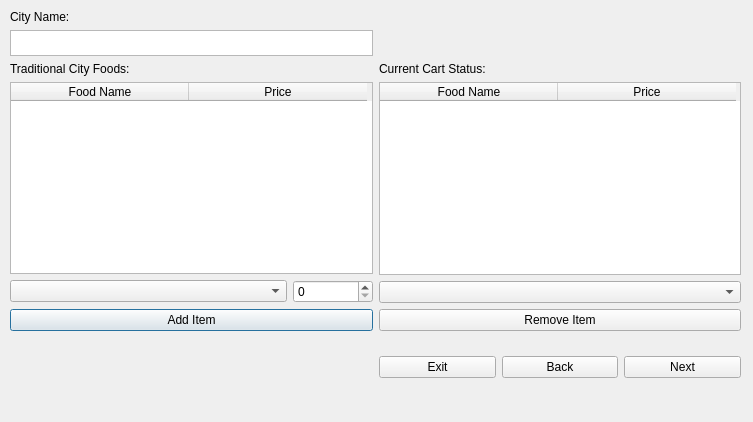
This is EuroTrip/foodplanner.ui in dal07065/European-Vacation as Qt 5 draws it before an edit. The edited form follows.
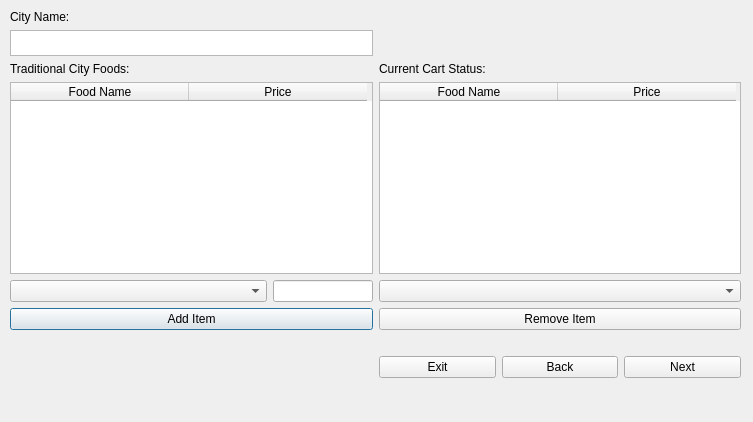
This is the edited form.

What changed in the file:
```diff
--- a/EuroTrip/foodplanner.ui
+++ b/EuroTrip/foodplanner.ui
@@ -101,10 +101,10 @@
          <widget class="QComboBox" name="comboBoxAdd"/>
         </item>
         <item>
-         <widget class="QSpinBox" name="spinBoxAdd">
+         <widget class="QLineEdit" name="quantityLineEdit">
           <property name="maximumSize">
            <size>
-            <width>80</width>
+            <width>100</width>
             <height>16777215</height>
            </size>
           </property>
```
